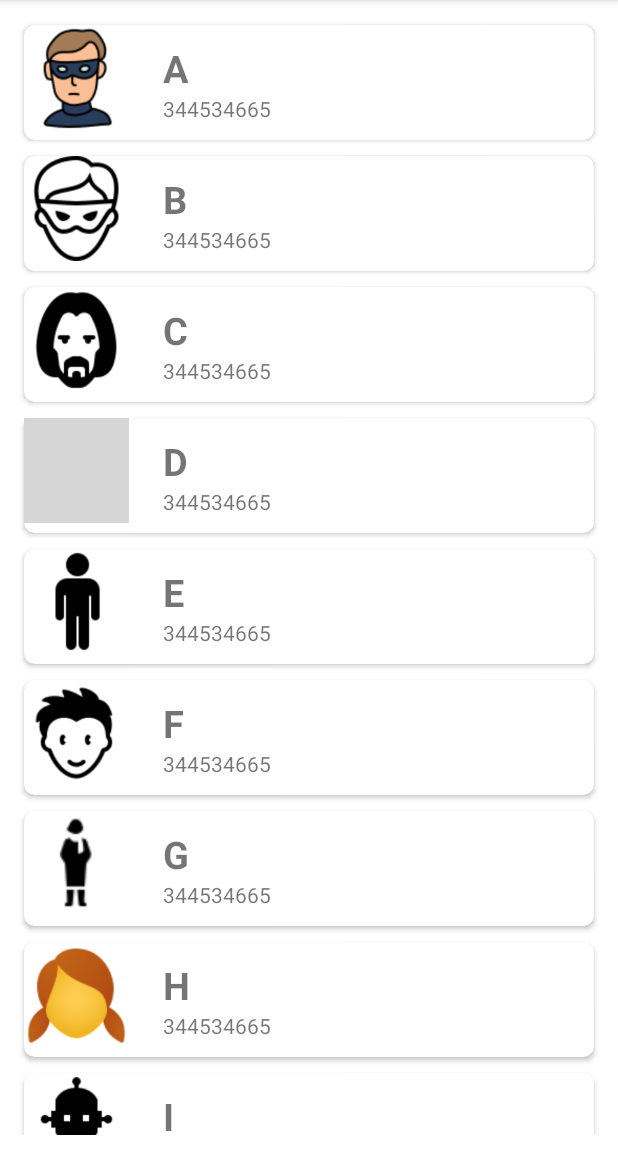
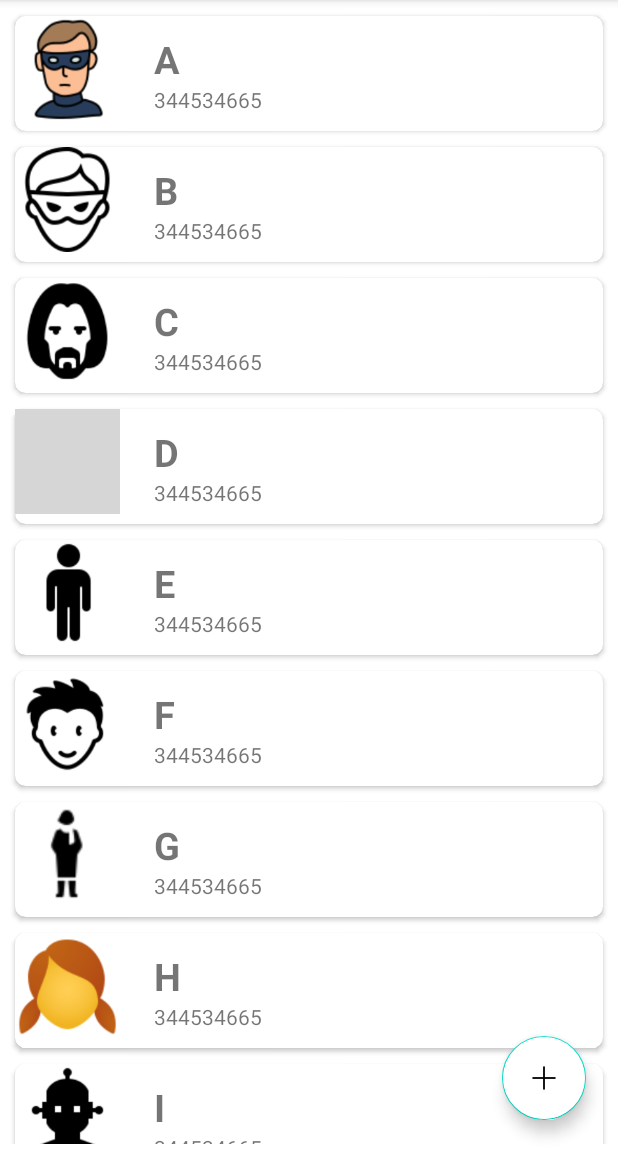
Before and after one commit to Mr-MachiNe11/Practices, an Android app: the screen it shows after launch (MainActivity), on a phone screen of 412 x 824 dp, the part 84-1236 px from its top. Run offline under Robolectric (Android 15) with nearby library versions, the phone set to English and light mode, and no system bars; grey boxes are pictures that could not be loaded.

Commit message:
Floating Action Button

```diff
--- a/app/src/main/java/com/example/practice/MainActivity.java
+++ b/app/src/main/java/com/example/practice/MainActivity.java
@@ -5,12 +5,16 @@ import androidx.recyclerview.widget.LinearLayoutManager;
 import androidx.recyclerview.widget.RecyclerView;
 
 import android.os.Bundle;
+import android.view.View;
+
+import com.google.android.material.floatingactionbutton.FloatingActionButton;
 
 import java.util.ArrayList;
 
 public class MainActivity extends AppCompatActivity {
 
     RecyclerView recyclerView;
+    FloatingActionButton fab;
     ArrayList<ContactsModel> arrContacts = new ArrayList<>();
 
     @Override
@@ -20,6 +24,7 @@ public class MainActivity extends AppCompatActivity {
 
         recyclerView = findViewById(R.id.recyclerView);
         recyclerView.setLayoutManager(new LinearLayoutManager(this));
+        fab = findViewById(R.id.fab);
 
         arrContacts.add(new ContactsModel(R.drawable.a, "A", "344534665"));
         arrContacts.add(new ContactsModel(R.drawable.b, "B", "344534665"));
@@ -41,9 +46,15 @@ public class MainActivity extends AppCompatActivity {
         arrContacts.add(new ContactsModel(R.drawable.f, "F", "344534665"));
 
 
-
         ContactAdapter adapter = new ContactAdapter(this, arrContacts);
         recyclerView.setAdapter(adapter);
+
+        fab.setOnClickListener(new View.OnClickListener() {
+            @Override
+            public void onClick(View v) {
+
+            }
+        });
 
 
 
--- a/app/src/main/res/layout/activity_main.xml
+++ b/app/src/main/res/layout/activity_main.xml
@@ -1,5 +1,5 @@
 <?xml version="1.0" encoding="utf-8"?>
-<LinearLayout xmlns:android="http://schemas.android.com/apk/res/android"
+<RelativeLayout xmlns:android="http://schemas.android.com/apk/res/android"
     xmlns:app="http://schemas.android.com/apk/res-auto"
     xmlns:tools="http://schemas.android.com/tools"
     android:layout_width="match_parent"
@@ -12,9 +12,24 @@
         android:layout_width="match_parent"
         android:layout_height="wrap_content"
         android:id="@+id/recyclerView"
-        android:padding="11dp"
+        android:padding="5dp"
 
         />
 
 
-</LinearLayout>
+    <com.google.android.material.floatingactionbutton.FloatingActionButton
+        android:layout_width="wrap_content"
+        android:layout_height="wrap_content"
+        android:id="@+id/fab"
+        android:layout_alignParentBottom="true"
+        android:layout_alignParentRight="true"
+        android:layout_margin="21dp"
+        android:src="@drawable/ic5"
+        android:backgroundTint="#fff"
+
+
+        />
+
+
+
+</RelativeLayout>
```
Also changed, not shown: app/src/main/res/drawable/ic1.png (added), app/src/main/res/drawable/ic2.png (added), app/src/main/res/drawable/ic4.png (added), app/src/main/res/drawable/ic5.png (added).
